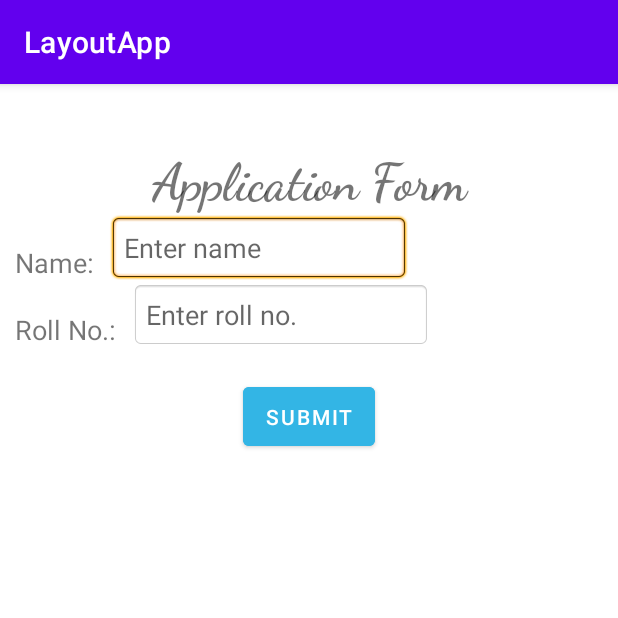
After one commit to tej-mahender/MAD-lab, an Android app: the RelativeActivity screen opened directly, with no data from a screen before it, on a phone screen of 412 x 824 dp, the top half of it. The commit adds this screen. Run offline under Robolectric (Android 15) with nearby library versions, the phone set to English and light mode, and no system bars.

Commit message:
layouts modified

```diff
--- /dev/null
+++ b/LayoutApp/app/src/main/java/com/example/layoutapp/RelativeActivity.java
@@ -0,0 +1,19 @@
+package com.example.layoutapp;
+
+import android.os.Bundle;
+
+import androidx.activity.EdgeToEdge;
+import androidx.appcompat.app.AppCompatActivity;
+import androidx.core.graphics.Insets;
+import androidx.core.view.ViewCompat;
+import androidx.core.view.WindowInsetsCompat;
+
+public class RelativeActivity extends AppCompatActivity {
+
+    @Override
+    protected void onCreate(Bundle savedInstanceState) {
+        super.onCreate(savedInstanceState);
+        EdgeToEdge.enable(this);
+        setContentView(R.layout.activity_relative);
+    }
+}
--- a/LayoutApp/app/src/main/res/layout/activity_linear_layout.xml
+++ b/LayoutApp/app/src/main/res/layout/activity_linear_layout.xml
@@ -5,6 +5,9 @@
     android:id="@+id/linear"
     android:layout_width="match_parent"
     android:layout_height="match_parent"
+    android:layout_marginTop="100dp"
+    android:paddingLeft="10dp"
+    android:paddingRight="10dp"
     android:orientation="horizontal"
     tools:context=".LinearLayoutActivity">
 
@@ -26,7 +29,7 @@
     <ImageView
         android:id="@+id/img2"
         android:layout_width="wrap_content"
-        android:layout_height="149dp"
+        android:layout_height="wrap_content"
         android:layout_weight="1"
         app:srcCompat="@drawable/pic2" />
 </LinearLayout>
--- /dev/null
+++ b/LayoutApp/app/src/main/res/layout/activity_relative.xml
@@ -0,0 +1,125 @@
+<?xml version="1.0" encoding="utf-8"?>
+<RelativeLayout xmlns:android="http://schemas.android.com/apk/res/android"
+    xmlns:app="http://schemas.android.com/apk/res-auto"
+    xmlns:tools="http://schemas.android.com/tools"
+    android:id="@+id/relative"
+    android:layout_width="fill_parent"
+    android:layout_height="wrap_content"
+    android:layout_marginTop="100dp"
+    android:paddingLeft="10dp"
+    android:paddingRight="10dp"
+    tools:context=".RelativeActivity">
+
+    <!--    <Button-->
+    <!--        android:id="@+id/button1"-->
+    <!--        android:layout_width="175dp"-->
+    <!--        android:layout_height="wrap_content"-->
+    <!--        android:layout_alignEnd="@id/button3"-->
+    <!--        android:layout_alignParentLeft="true"-->
+    <!--        android:layout_alignParentTop="true"-->
+    <!--        android:text="Top Left Button" />-->
+
+    <!--    <Button-->
+    <!--        android:id="@+id/button2"-->
+    <!--        android:layout_width="175dp"-->
+    <!--        android:layout_height="wrap_content"-->
+    <!--        android:layout_alignLeft="@id/button4"-->
+    <!--        android:layout_alignEnd="@id/button4"-->
+    <!--        android:layout_alignParentTop="true"-->
+    <!--        android:layout_alignParentRight="true"-->
+    <!--        android:layout_marginLeft="0dp"-->
+    <!--        android:layout_marginTop="4dp"-->
+    <!--        android:layout_marginEnd="0dp"-->
+    <!--        android:layout_marginRight="10dp"-->
+    <!--        android:text="Top Right Button" />-->
+
+    <!--    <Button-->
+    <!--        android:id="@+id/button3"-->
+    <!--        android:layout_width="175dp"-->
+    <!--        android:layout_height="wrap_content"-->
+    <!--        android:text="Bottom Left Button"-->
+    <!--        android:layout_alignParentLeft="true"-->
+    <!--        android:layout_alignParentBottom="true"/>-->
+    <!--    <Button-->
+    <!--        android:id="@+id/button4"-->
+    <!--        android:layout_width="175dp"-->
+    <!--        android:layout_height="wrap_content"-->
+    <!--        android:text="Bottom Right Button"-->
+    <!--        android:layout_alignParentRight="true"-->
+    <!--        android:layout_alignParentBottom="true"/>-->
+    <!--    <Button-->
+    <!--        android:id="@+id/button5"-->
+    <!--        android:layout_width="fill_parent"-->
+    <!--        android:layout_height="wrap_content"-->
+    <!--        android:text="Middle Button"-->
+    <!--        android:layout_centerVertical="true"-->
+    <!--        android:layout_centerHorizontal="true"/>-->
+
+
+    <TextView
+        android:id="@+id/title"
+        android:layout_width="match_parent"
+        android:layout_height="wrap_content"
+        android:fontFamily="cursive"
+        android:text="Application Form"
+        android:textAlignment="center"
+        android:textSize="34sp"
+        android:textStyle="bold" />
+
+    <!-- Name Label -->
+    <TextView
+        android:id="@+id/name_label"
+        android:layout_width="wrap_content"
+        android:layout_height="wrap_content"
+        android:layout_below="@id/title"
+        android:layout_marginTop="20dp"
+        android:text="Name:"
+        android:textSize="18sp" />
+
+    <!-- Name Input -->
+    <EditText
+        android:id="@+id/name_input"
+        android:layout_width="200dp"
+        android:layout_height="wrap_content"
+        android:layout_below="@id/title"
+        android:layout_toRightOf="@id/name_label"
+        android:layout_marginLeft="10dp"
+        android:hint="Enter name"
+        android:padding="10dp"
+        android:background="@android:drawable/editbox_background" />
+
+    <!-- Roll No. Label -->
+    <TextView
+        android:id="@+id/roll_no_label"
+        android:layout_width="wrap_content"
+        android:layout_height="wrap_content"
+        android:layout_below="@id/name_input"
+        android:layout_marginTop="20dp"
+        android:text="Roll No.:"
+        android:textSize="18sp" />
+
+    <!-- Roll No. Input -->
+    <EditText
+        android:id="@+id/roll_no_input"
+        android:layout_width="200dp"
+        android:layout_height="wrap_content"
+        android:layout_below="@id/name_input"
+        android:layout_toRightOf="@id/roll_no_label"
+        android:layout_marginLeft="10dp"
+        android:hint="Enter roll no."
+        android:padding="10dp"
+        android:background="@android:drawable/editbox_background"
+        android:inputType="number" />
+
+    <!-- Submit Button -->
+    <Button
+        android:id="@+id/submit_button"
+        android:layout_width="wrap_content"
+        android:layout_height="wrap_content"
+        android:layout_below="@id/roll_no_input"
+        android:layout_marginTop="20dp"
+        android:layout_centerHorizontal="true"
+        android:text="Submit"
+        android:padding="10dp"
+        android:backgroundTint="@android:color/holo_blue_light" />
+</RelativeLayout>
```
Also changed, not shown: LayoutApp/app/src/main/AndroidManifest.xml (+12 -0 lines), LayoutApp/app/src/main/java/com/example/layoutapp/FrameActivity.java (added, +22 -0 lines), LayoutApp/app/src/main/java/com/example/layoutapp/MainActivity.java (+17 -0 lines), LayoutApp/app/src/main/java/com/example/layoutapp/TabActivity.java (added, +24 -0 lines), LayoutApp/app/src/main/java/com/example/layoutapp/TableActivity.java (added, +24 -0 lines), LayoutApp/app/src/main/res/layout/activity_frame.xml (added, +20 -0 lines), LayoutApp/app/src/main/res/layout/activity_main.xml (+7 -3 lines), LayoutApp/app/src/main/res/layout/activity_tab.xml (added, +26 -0 lines), LayoutApp/app/src/main/res/layout/activity_table.xml (added, +48 -0 lines), LayoutApp/app/src/main/res/drawable/logo.png (added).
